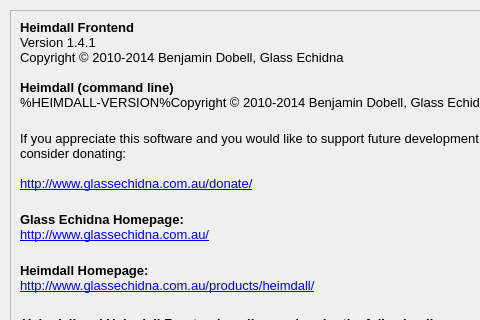
Before: the Qt Designer form heimdall-frontend/aboutform.ui in Benjamin-Dobell/Heimdall, drawn with Qt 5; both pictures show x 0 to 480 and y 0 to 320 of the 581 by 491 pixel window.
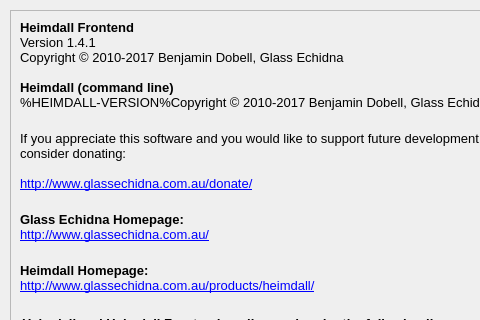
After: the same form once the commit is applied.

Diff of the .ui file:
```diff
--- a/heimdall-frontend/aboutform.ui
+++ b/heimdall-frontend/aboutform.ui
@@ -115,10 +115,10 @@
 &lt;/style&gt;&lt;/head&gt;&lt;body style=&quot; font-family:'MS Shell Dlg 2'; font-size:10pt; font-weight:400; font-style:normal;&quot;&gt;
 &lt;p style=&quot; margin-top:0px; margin-bottom:0px; margin-left:0px; margin-right:0px; -qt-block-indent:0; text-indent:0px;&quot;&gt;&lt;span style=&quot; font-weight:600;&quot;&gt;Heimdall Frontend&lt;/span&gt;&lt;/p&gt;
 &lt;p style=&quot; margin-top:0px; margin-bottom:0px; margin-left:0px; margin-right:0px; -qt-block-indent:0; text-indent:0px;&quot;&gt;Version 1.4.1&lt;/p&gt;
-&lt;p style=&quot; margin-top:0px; margin-bottom:0px; margin-left:0px; margin-right:0px; -qt-block-indent:0; text-indent:0px;&quot;&gt;Copyright © 2010-2014 Benjamin Dobell, Glass Echidna&lt;/p&gt;
+&lt;p style=&quot; margin-top:0px; margin-bottom:0px; margin-left:0px; margin-right:0px; -qt-block-indent:0; text-indent:0px;&quot;&gt;Copyright © 2010-2017 Benjamin Dobell, Glass Echidna&lt;/p&gt;
 &lt;p style=&quot;-qt-paragraph-type:empty; margin-top:0px; margin-bottom:0px; margin-left:0px; margin-right:0px; -qt-block-indent:0; text-indent:0px;&quot;&gt;&lt;/p&gt;
 &lt;p style=&quot; margin-top:0px; margin-bottom:0px; margin-left:0px; margin-right:0px; -qt-block-indent:0; text-indent:0px;&quot;&gt;&lt;span style=&quot; font-weight:600;&quot;&gt;Heimdall (command line)&lt;/span&gt;&lt;/p&gt;
-&lt;p style=&quot; margin-top:0px; margin-bottom:0px; margin-left:0px; margin-right:0px; -qt-block-indent:0; text-indent:0px;&quot;&gt;%HEIMDALL-VERSION%Copyright © 2010-2014 Benjamin Dobell, Glass Echidna&lt;/p&gt;
+&lt;p style=&quot; margin-top:0px; margin-bottom:0px; margin-left:0px; margin-right:0px; -qt-block-indent:0; text-indent:0px;&quot;&gt;%HEIMDALL-VERSION%Copyright © 2010-2017 Benjamin Dobell, Glass Echidna&lt;/p&gt;
 &lt;p style=&quot;-qt-paragraph-type:empty; margin-top:0px; margin-bottom:0px; margin-left:0px; margin-right:0px; -qt-block-indent:0; text-indent:0px;&quot;&gt;&lt;/p&gt;&lt;/body&gt;&lt;/html&gt;</string>
          </property>
          <property name="textFormat">
```
